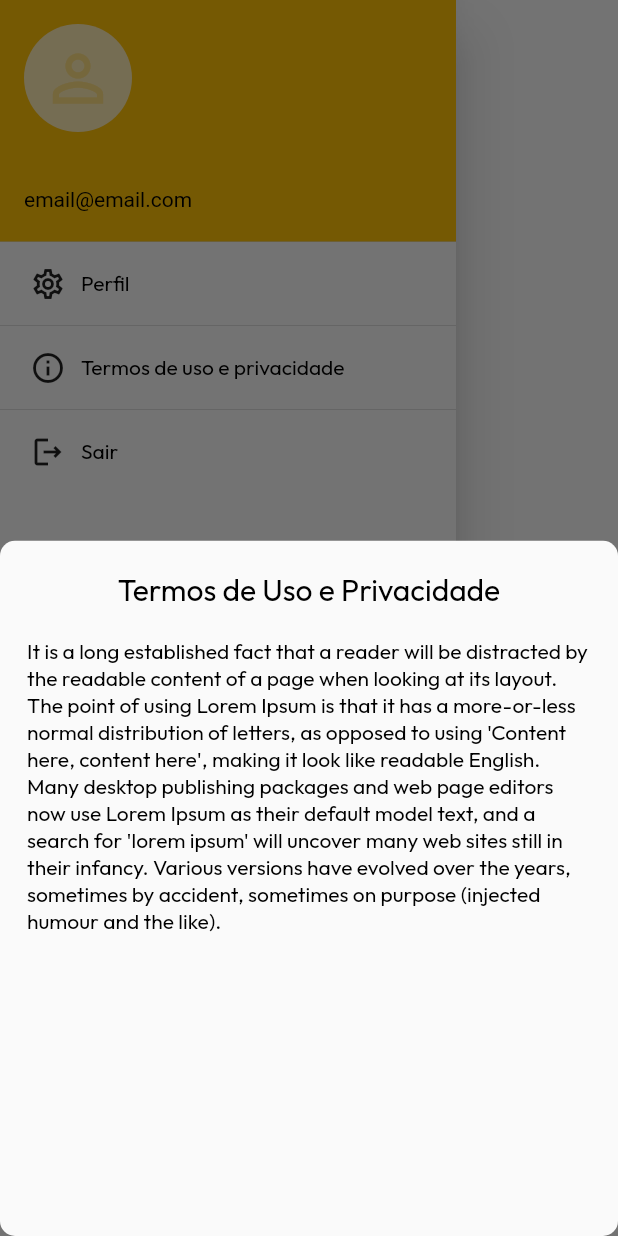
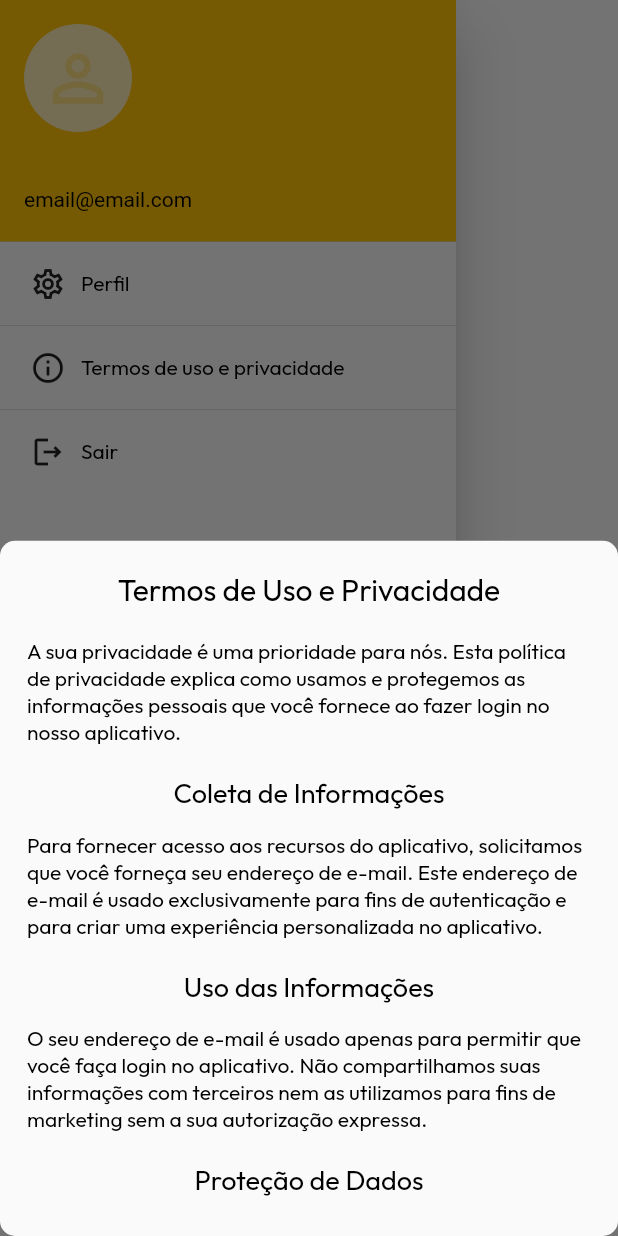
Before and after one commit to samuelsilvati/task-flow-mobile, a Flutter app: the CustomDrawer widget shown alone on an empty page, opened directly with empty values, after a tap on "Termos de uso e privacidade", on a phone screen of 412 x 824 dp. Run offline on Flutter 3.47's test engine with Material 2 defaults, Android fonts, the phone set to English and light mode, and no system bars; our stand-ins replace dio, flutter_dotenv, google_fonts, jwt_decoder, shared_preferences; accounts and stored records are empty.

Commit message:
create privacy policy

```diff
--- a/lib/widgets/custom_drawer.dart
+++ b/lib/widgets/custom_drawer.dart
@@ -1,6 +1,7 @@
 import 'package:flutter/material.dart';
 import 'package:task_flow/repositories/store.dart';
 import 'package:task_flow/screens/login_page.dart';
+import 'package:task_flow/widgets/privacity_policy.dart';
 
 class CustomDrawer extends StatelessWidget {
   final String userName;
@@ -68,22 +69,9 @@ class CustomDrawer extends StatelessWidget {
                     context: context,
                     builder: (BuildContext bc) {
                       return Container(
-                        padding: const EdgeInsets.symmetric(
-                            vertical: 20, horizontal: 18),
-                        child: const Column(
-                          children: [
-                            Text(
-                              'Termos de Uso e Privacidade',
-                              style: TextStyle(fontSize: 20),
-                            ),
-                            SizedBox(
-                              height: 20,
-                            ),
-                            Text(
-                                "It is a long established fact that a reader will be distracted by the readable content of a page when looking at its layout. The point of using Lorem Ipsum is that it has a more-or-less normal distribution of letters, as opposed to using 'Content here, content here', making it look like readable English. Many desktop publishing packages and web page editors now use Lorem Ipsum as their default model text, and a search for 'lorem ipsum' will uncover many web sites still in their infancy. Various versions have evolved over the years, sometimes by accident, sometimes on purpose (injected humour and the like)."),
-                          ],
-                        ),
-                      );
+                          padding: const EdgeInsets.symmetric(
+                              vertical: 20, horizontal: 18),
+                          child: const PrivacyPolicy());
                     });
               },
             ),
--- /dev/null
+++ b/lib/widgets/privacity_policy.dart
@@ -0,0 +1,89 @@
+import 'package:flutter/material.dart';
+
+class PrivacyPolicy extends StatelessWidget {
+  const PrivacyPolicy({super.key});
+
+  @override
+  Widget build(BuildContext context) {
+    return const SingleChildScrollView(
+      child: Column(
+        children: [
+          Text(
+            'Termos de Uso e Privacidade',
+            style: TextStyle(fontSize: 20),
+          ),
+          SizedBox(
+            height: 20,
+          ),
+          Text(
+              "A sua privacidade é uma prioridade para nós. Esta política de privacidade explica como usamos e protegemos as informações pessoais que você fornece ao fazer login no nosso aplicativo."),
+          SizedBox(
+            height: 20,
+          ),
+          Text(
+            'Coleta de Informações',
+            style: TextStyle(fontSize: 18),
+          ),
+          SizedBox(
+            height: 14,
+          ),
+          Text(
+              "Para fornecer acesso aos recursos do aplicativo, solicitamos que você forneça seu endereço de e-mail. Este endereço de e-mail é usado exclusivamente para fins de autenticação e para criar uma experiência personalizada no aplicativo."),
+          SizedBox(
+            height: 20,
+          ),
+          Text(
+            'Uso das Informações',
+            style: TextStyle(fontSize: 18),
+          ),
+          SizedBox(
+            height: 14,
+          ),
+          Text(
+              "O seu endereço de e-mail é usado apenas para permitir que você faça login no aplicativo. Não compartilhamos suas informações com terceiros nem as utilizamos para fins de marketing sem a sua autorização expressa."),
+          SizedBox(
+            height: 20,
+          ),
+          Text(
+            'Proteção de Dados',
+            style: TextStyle(fontSize: 18),
+          ),
+          SizedBox(
+            height: 14,
+          ),
+          Text(
+              "Tomamos medidas rigorosas para proteger suas informações pessoais e garantir a segurança dos dados durante o uso do nosso aplicativo. Implementamos práticas de segurança e protocolos avançados para proteger contra acesso não autorizado, divulgação ou alteração de suas informações."),
+          SizedBox(
+            height: 20,
+          ),
+          Text(
+            'Alterações na Política de Privacidade',
+            style: TextStyle(fontSize: 18),
+          ),
+          SizedBox(
+            height: 14,
+          ),
+          Text(
+              "Reservamo-nos o direito de atualizar ou modificar esta política de privacidade a qualquer momento. Quaisquer alterações significativas serão comunicadas através do aplicativo ou por outros meios adequados."),
+          SizedBox(
+            height: 20,
+          ),
+          Text(
+            'Entre em Contato Conosco',
+            style: TextStyle(fontSize: 18),
+          ),
+          SizedBox(
+            height: 14,
+          ),
+          Text(
+              "Se você tiver alguma dúvida ou preocupação relacionada à sua privacidade ou ao uso de suas informações pessoais, entre em contato conosco através do e-mail [seu endereço de e-mail de contato]."),
+          SizedBox(
+            height: 18,
+          ),
+          Text(
+              "Ao utilizar nosso aplicativo, você concorda com os termos desta política de privacidade. Agradecemos por confiar em nós com suas informações pessoais e garantimos que faremos o possível para manter sua privacidade e segurança."),
+        ],
+      ),
+    );
+  }
+}
```
